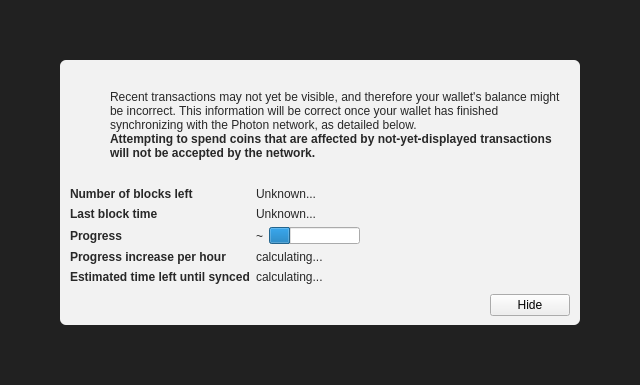
First picture: the form in src/qt/forms/modaloverlay.ui, repository SidGrip/photon, before the edit.
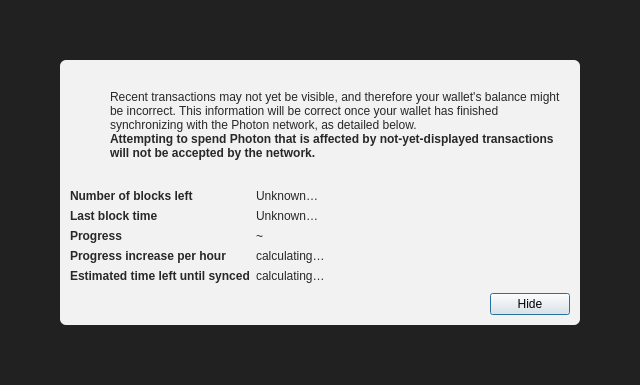
Second picture: the form after the edit. Icons and pictures are not drawn. Custom widgets are drawn as their Qt base class.

Commit message: Rebase Photon onto Core 25.2

What changed in the file:
```diff
--- a/src/qt/forms/modaloverlay.ui
+++ b/src/qt/forms/modaloverlay.ui
@@ -1,7 +1,7 @@
 <?xml version="1.0" encoding="UTF-8"?>
 <ui version="4.0">
  <class>ModalOverlay</class>
- <widget class="ModalOverlay" name="ModalOverlay">
+ <widget class="QWidget" name="ModalOverlay">
   <property name="geometry">
    <rect>
     <x>0</x>
@@ -149,7 +149,7 @@
                 </font>
                </property>
                <property name="text">
-                <string>Attempting to spend coins that are affected by not-yet-displayed transactions will not be accepted by the network.</string>
+                <string>Attempting to spend Photon that is affected by not-yet-displayed transactions will not be accepted by the network.</string>
                </property>
                <property name="textFormat">
                 <enum>Qt::RichText</enum>
@@ -219,7 +219,7 @@
            <item row="0" column="1">
             <widget class="QLabel" name="numberOfBlocksLeft">
              <property name="text">
-              <string>Unknown...</string>
+              <string>Unknown…</string>
              </property>
             </widget>
            </item>
@@ -245,7 +245,7 @@
               </sizepolicy>
              </property>
              <property name="text">
-              <string>Unknown...</string>
+              <string>Unknown…</string>
              </property>
             </widget>
            </item>
@@ -271,16 +271,6 @@
                </property>
               </widget>
              </item>
-             <item>
-              <widget class="QProgressBar" name="progressBar">
-               <property name="value">
-                <number>24</number>
-               </property>
-               <property name="format">
-                <string/>
-               </property>
-              </widget>
-             </item>
             </layout>
            </item>
            <item row="4" column="0">
@@ -299,7 +289,7 @@
            <item row="4" column="1">
             <widget class="QLabel" name="progressIncreasePerH">
              <property name="text">
-              <string>calculating...</string>
+              <string>calculating…</string>
              </property>
             </widget>
            </item>
@@ -319,7 +309,7 @@
            <item row="5" column="1">
             <widget class="QLabel" name="expectedTimeLeft">
              <property name="text">
-              <string>calculating...</string>
+              <string>calculating…</string>
              </property>
             </widget>
            </item>
@@ -351,6 +341,15 @@
              <property name="text">
               <string>Hide</string>
              </property>
+             <property name="shortcut">
+              <string>Esc</string>
+             </property>
+             <property name="focusPolicy">
+              <enum>Qt::StrongFocus</enum>
+             </property>
+             <property name="default">
+              <bool>true</bool>
+             </property>
             </widget>
            </item>
           </layout>
@@ -363,14 +362,6 @@
    </item>
   </layout>
  </widget>
- <customwidgets>
-  <customwidget>
-   <class>ModalOverlay</class>
-   <extends>QWidget</extends>
-   <header>modaloverlay.h</header>
-   <container>1</container>
-  </customwidget>
- </customwidgets>
  <resources/>
  <connections/>
 </ui>
```
The commit also changes 2670 other files.
